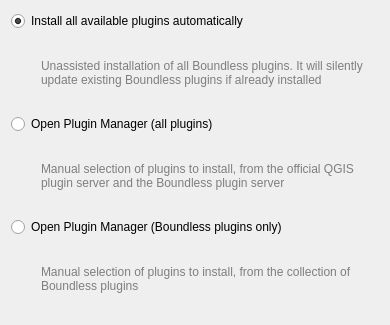
First picture: the form in boundlessconnect/ui/pluginspagebase.ui, repository elpaso/qgis-connect-plugin, before the edit.
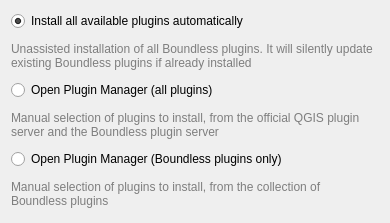
Second picture: the form after the edit.

Commit message: simplify wizard UI

Diff of the .ui file:
```diff
--- a/boundlessconnect/ui/pluginspagebase.ui
+++ b/boundlessconnect/ui/pluginspagebase.ui
@@ -7,7 +7,7 @@
     <x>0</x>
     <y>0</y>
     <width>390</width>
-    <height>325</height>
+    <height>223</height>
    </rect>
   </property>
   <property name="windowTitle">
@@ -19,8 +19,8 @@
   <property name="subTitle">
    <string>Choose the way to install Boundless plugins</string>
   </property>
-  <layout class="QVBoxLayout" name="verticalLayout">
-   <item>
+  <layout class="QGridLayout" name="gridLayout">
+   <item row="0" column="0">
     <widget class="QRadioButton" name="rbAutoInstall">
      <property name="text">
       <string>Install all available plugins automatically</string>
@@ -30,12 +30,7 @@
      </property>
     </widget>
    </item>
-   <item>
-    <layout class="QHBoxLayout" name="horizontalLayout_3">
-     <property name="leftMargin">
-      <number>30</number>
-     </property>
-     <item>
+   <item row="1" column="0">
       <widget class="QLabel" name="label_5">
        <property name="sizePolicy">
         <sizepolicy hsizetype="MinimumExpanding" vsizetype="MinimumExpanding">
@@ -57,9 +52,7 @@
        </property>
       </widget>
      </item>
-    </layout>
-   </item>
-   <item>
+   <item row="2" column="0">
     <widget class="QRadioButton" name="rbManualInstallAll">
      <property name="text">
       <string>Open Plugin Manager (all plugins)</string>
@@ -69,12 +62,7 @@
      </property>
     </widget>
    </item>
-   <item>
-    <layout class="QHBoxLayout" name="horizontalLayout_2">
-     <property name="leftMargin">
-      <number>30</number>
-     </property>
-     <item>
+   <item row="3" column="0">
       <widget class="QLabel" name="label_4">
        <property name="sizePolicy">
         <sizepolicy hsizetype="MinimumExpanding" vsizetype="MinimumExpanding">
@@ -96,9 +84,7 @@
        </property>
       </widget>
      </item>
-    </layout>
-   </item>
-   <item>
+   <item row="4" column="0">
     <widget class="QRadioButton" name="rbManualInstallBoundless">
      <property name="text">
       <string>Open Plugin Manager (Boundless plugins only)</string>
@@ -108,12 +94,7 @@
      </property>
     </widget>
    </item>
-   <item>
-    <layout class="QHBoxLayout" name="horizontalLayout">
-     <property name="leftMargin">
-      <number>30</number>
-     </property>
-     <item>
+   <item row="5" column="0">
       <widget class="QLabel" name="label_3">
        <property name="sizePolicy">
         <sizepolicy hsizetype="MinimumExpanding" vsizetype="MinimumExpanding">
@@ -134,8 +115,6 @@
         <number>0</number>
        </property>
       </widget>
-     </item>
-    </layout>
    </item>
   </layout>
  </widget>
```
Lines whose indentation alone changed are shown as unchanged.
